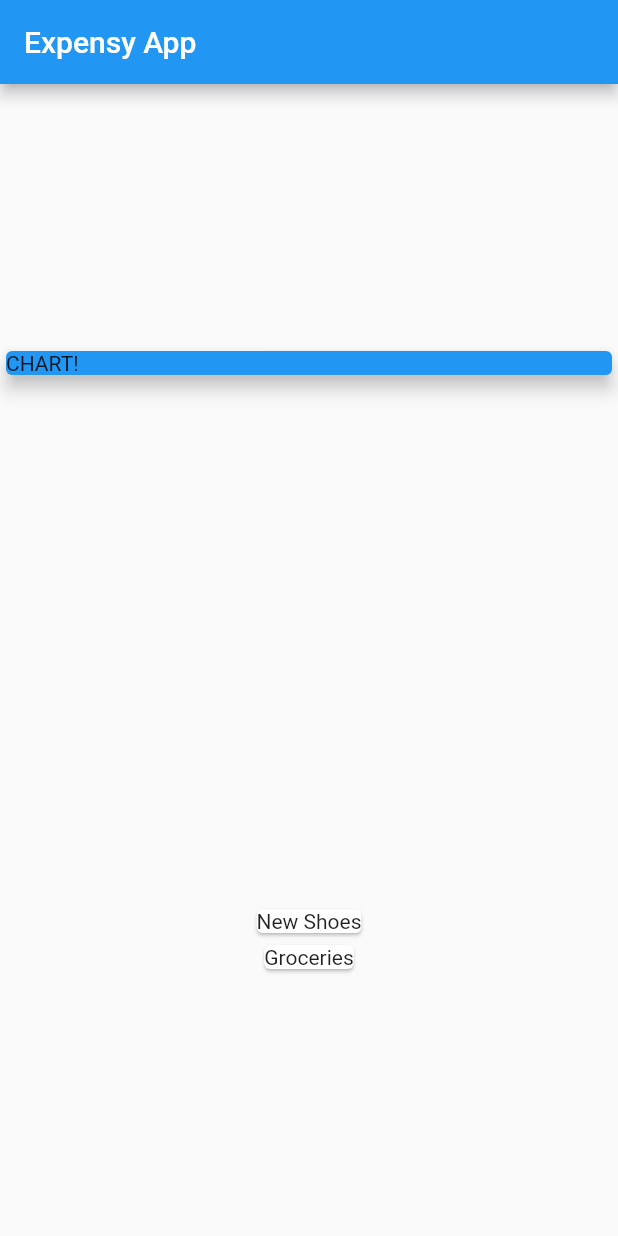
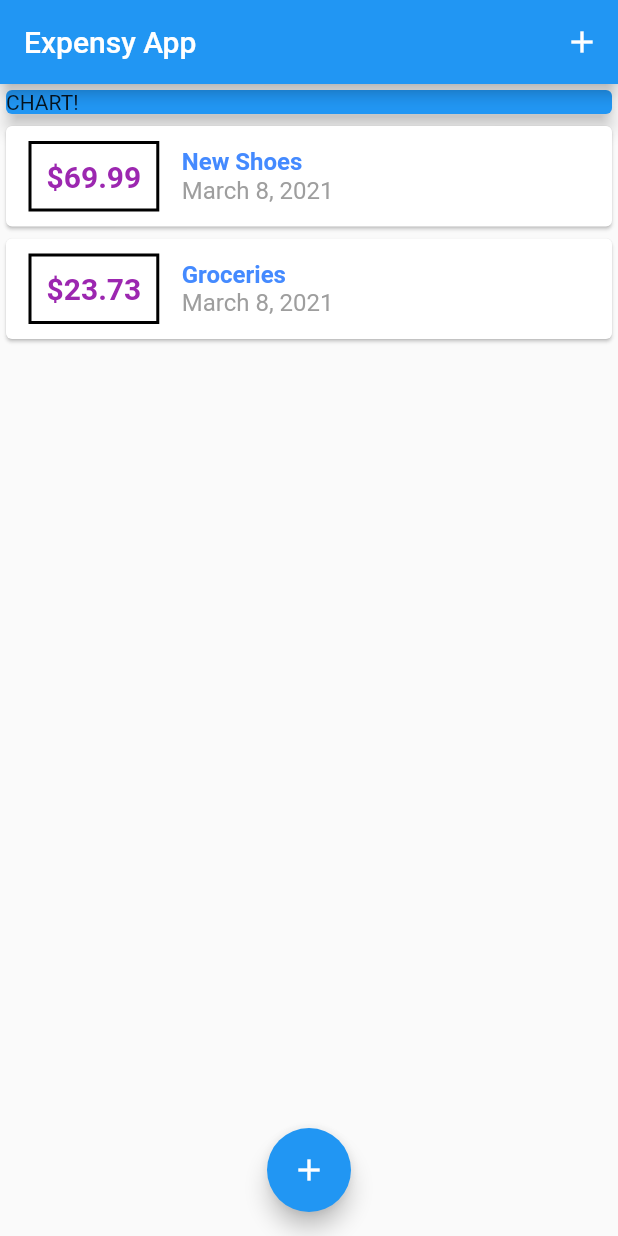
Before and after one commit to josephdscs/flutter, a Flutter app: the screen it shows after launch, on a phone screen of 412 x 824 dp. Run offline on Flutter 3.47's test engine with Material 2 defaults, Android fonts, the phone set to English and light mode, and no system bars.

Commit message:
Adds New transactions, buttons and Style

```diff
--- a/expenses_app/lib/main.dart
+++ b/expenses_app/lib/main.dart
@@ -1,5 +1,8 @@
-import './transaction.i.dart';
 import 'package:flutter/material.dart';
+
+import 'models/transaction.dart';
+import 'widgets/transaction_list.dart';
+import 'widgets/new_transaction.dart';
 
 void main() {
   runApp(MyApp());
@@ -19,12 +22,17 @@ class MyApp extends StatelessWidget {
   }
 }
 
-class MyHomePage extends StatelessWidget {
-  final List<Transaction> transactions = [
+class MyHomePage extends StatefulWidget {
+  @override
+  _MyHomePageState createState() => _MyHomePageState();
+}
+
+class _MyHomePageState extends State<MyHomePage> {
+  final List<Transaction> _userTransactions = [
     Transaction(
       id: 't1',
       title: 'New Shoes',
-      amount: 69.80,
+      amount: 69.99,
       date: DateTime.now(),
     ),
     Transaction(
@@ -35,16 +43,49 @@ class MyHomePage extends StatelessWidget {
     )
   ];
 
+  void _onAddTransaction(String txTitle, double txAmount) {
+    final newTx = Transaction(
+      id: DateTime.now().toString(),
+      date: DateTime.now(),
+      title: txTitle,
+      amount: txAmount,
+    );
+
+    setState(() {
+      _userTransactions.add(newTx);
+    });
+  }
+
+  void _showAddNewTransaction(BuildContext ctx) {
+    showModalBottomSheet(
+      context: ctx,
+      builder: (_) {
+        return NewTransaction(_onAddTransaction);
+      },
+    );
+  }
+
   @override
   Widget build(BuildContext context) {
     return Scaffold(
-        appBar: AppBar(
-          title: Text('Expensy App'),
-        ),
-        body: Column(
-          mainAxisAlignment: MainAxisAlignment.spaceAround,
+      appBar: AppBar(
+        title: Text('Expensy App'),
+        actions: [
+          IconButton(
+            icon: Icon(Icons.add),
+            onPressed: () => _showAddNewTransaction(context),
+          ),
+        ],
+      ),
+      floatingActionButton: FloatingActionButton(
+        onPressed: () => _showAddNewTransaction(context),
+        child: Icon(Icons.add),
+      ),
+      floatingActionButtonLocation: FloatingActionButtonLocation.centerFloat,
+      body: SingleChildScrollView(
+        child: Column(
           crossAxisAlignment: CrossAxisAlignment.stretch,
-          children: <Widget>[
+          children: [
             Container(
               width: double.infinity,
               child: Card(
@@ -53,14 +94,10 @@ class MyHomePage extends StatelessWidget {
                 elevation: 5,
               ),
             ),
-            Column(
-              children: transactions.map((tx) {
-                return Card(
-                  child: Text(tx.title),
-                );
-              }).toList(),
-            )
+            TransactionList(_userTransactions),
           ],
-        ));
+        ),
+      ),
+    );
   }
 }
--- /dev/null
+++ b/expenses_app/lib/widgets/transaction_list.dart
@@ -0,0 +1,69 @@
+import 'package:flutter/material.dart';
+import 'package:intl/intl.dart';
+
+import '../models/transaction.dart';
+
+class TransactionList extends StatelessWidget {
+  final List<Transaction> transactions;
+
+  const TransactionList(this.transactions);
+
+  @override
+  Widget build(BuildContext context) {
+    return Container(
+      height: 500,
+      child: ListView.builder(
+        itemCount: transactions.length,
+        itemBuilder: (context, index) {
+          return Card(
+            child: Row(
+              children: [
+                Container(
+                  margin: EdgeInsets.symmetric(
+                    vertical: 10,
+                    horizontal: 15,
+                  ),
+                  padding: EdgeInsets.all(10),
+                  decoration: BoxDecoration(
+                    border: Border.all(
+                      color: Colors.black,
+                      width: 2,
+                    ),
+                  ),
+                  child: Text(
+                    '\$${transactions[index].amount.toStringAsFixed(2)}',
+                    style: TextStyle(
+                      fontWeight: FontWeight.bold,
+                      fontSize: 20,
+                      color: Colors.purple,
+                    ),
+                  ),
+                ),
+                Column(
+                  crossAxisAlignment: CrossAxisAlignment.start,
+                  children: [
+                    Text(
+                      transactions[index].title,
+                      style: TextStyle(
+                        fontSize: 16,
+                        fontWeight: FontWeight.bold,
+                        color: Colors.blueAccent,
+                      ),
+                    ),
+                    Text(
+                      DateFormat.yMMMMd().format(transactions[index].date),
+                      style: TextStyle(
+                        fontSize: 16,
+                        color: Colors.grey,
+                      ),
+                    ),
+                  ],
+                )
+              ],
+            ),
+          );
+        },
+      ),
+    );
+  }
+}
--- a/expenses_app/pubspec.yaml
+++ b/expenses_app/pubspec.yaml
@@ -23,6 +23,7 @@ environment:
 dependencies:
   flutter:
     sdk: flutter
+  intl: ^0.16.0
 
 
   # The following adds the Cupertino Icons font to your application.
```
Also changed, not shown: expenses_app/lib/widgets/new_transaction.dart (added, +54 -0 lines), expenses_app/lib/models/transaction.dart (renamed from expenses_app/lib/transaction.i.dart), expenses_app/pubspec.lock.
